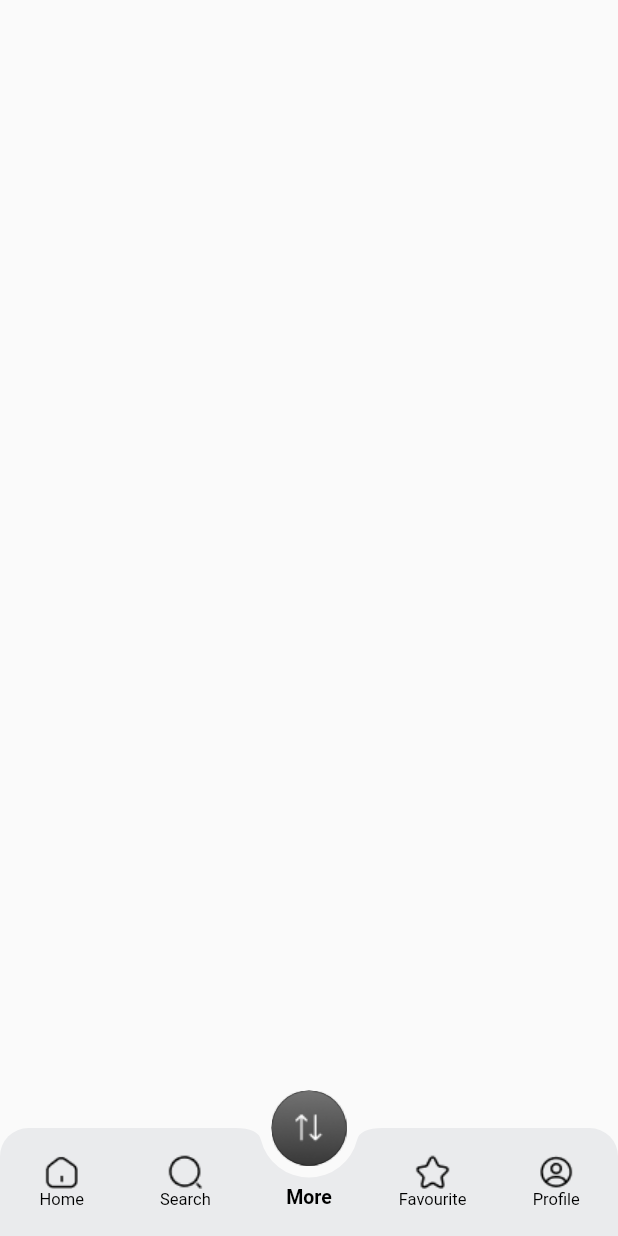
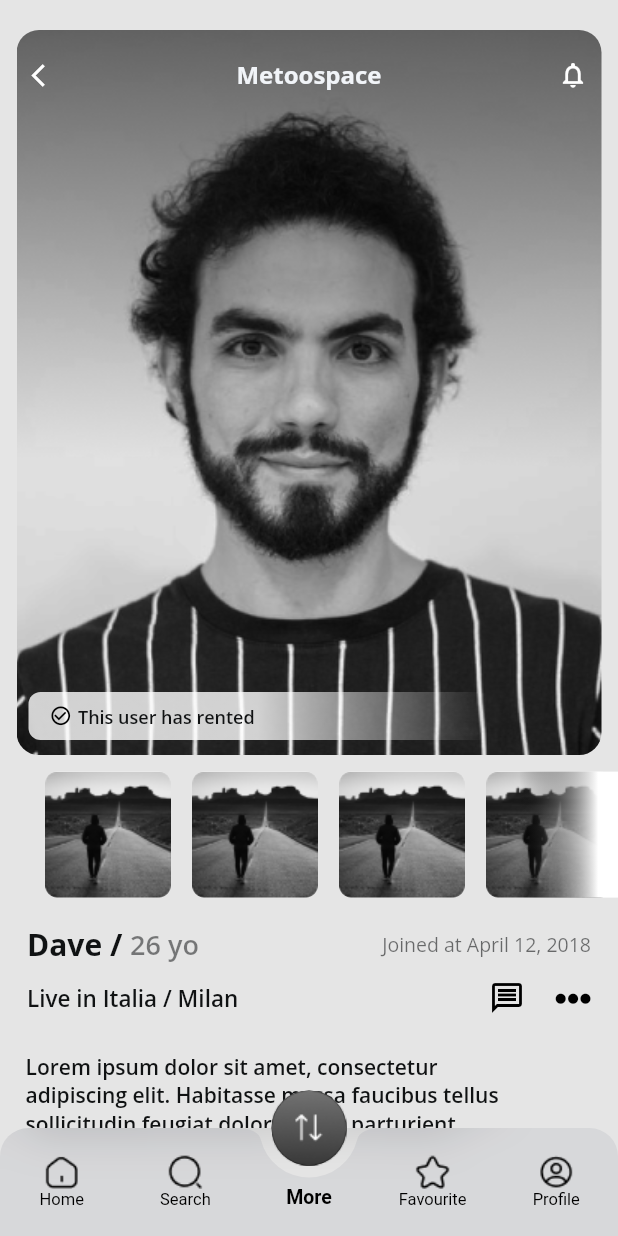
Before and after one commit to pratit989/demo, a Flutter app: the screen it shows after launch, item 4 of the bottom bar chosen, on a phone screen of 412 x 824 dp. Run offline on Flutter 3.47's test engine with Material 2 defaults, Android fonts, the light colour scheme and no system bars; our stand-ins replace font_awesome_flutter, google_fonts, smooth_page_indicator.

Commit message:
Final Commit UI

```diff
--- a/lib/main.dart
+++ b/lib/main.dart
@@ -1,6 +1,7 @@
 import 'dart:ui';
 
 import 'package:demo/hotel_hostel_room/hotel_hostel_room.dart';
+import 'package:demo/profile/profile.dart';
 import 'package:flutter/material.dart';
 import 'package:flutter_localizations/flutter_localizations.dart';
 import 'package:demo/home_page/home_page_widget.dart';
@@ -60,7 +61,7 @@ class _NavBarPageState extends State<NavBarPage> {
       'HomePage': HomePageWidget(),
       'HomePageCopy': HomePageCopyWidget(),
       'HomePageCopyCopy2': Scaffold(),
-      'HomePageCopyCopy': Scaffold(),
+      'HomePageCopyCopy': HomePageCopyCopyWidget(),
       'HomePageCopyCopyCopy': Scaffold(),
     };
     final currentIndex = tabs.keys.toList().indexOf(_currentPage);
--- /dev/null
+++ b/lib/profile/profile.dart
@@ -0,0 +1,422 @@
+import '../custom_code/custom_icon_button.dart';
+import '../custom_code/custom_theme.dart';
+import 'package:flutter/material.dart';
+import 'package:font_awesome_flutter/font_awesome_flutter.dart';
+
+class HomePageCopyCopyWidget extends StatefulWidget {
+  const HomePageCopyCopyWidget({Key key}) : super(key: key);
+
+  @override
+  _HomePageCopyCopyWidgetState createState() => _HomePageCopyCopyWidgetState();
+}
+
+class _HomePageCopyCopyWidgetState extends State<HomePageCopyCopyWidget> {
+  final scaffoldKey = GlobalKey<ScaffoldState>();
+
+  @override
+  Widget build(BuildContext context) {
+    return Scaffold(
+      key: scaffoldKey,
+      backgroundColor: Color(0xFFE5E5E5),
+      body: Padding(
+        padding: const EdgeInsets.only(top: 20.0),
+        child: SafeArea(
+          child: GestureDetector(
+            onTap: () => FocusScope.of(context).unfocus(),
+            child: SingleChildScrollView(
+              child: Column(
+                mainAxisSize: MainAxisSize.max,
+                crossAxisAlignment: CrossAxisAlignment.start,
+                children: [
+                  Container(
+                    width: MediaQuery.of(context).size.width * 10,
+                    height: MediaQuery.of(context).size.height * 0.6,
+                    decoration: BoxDecoration(),
+                    child: Stack(
+                      children: [
+                        Padding(
+                          padding: EdgeInsetsDirectional.fromSTEB(11, 0, 11, 11),
+                          child: Container(
+                            width: MediaQuery.of(context).size.width,
+                            height: MediaQuery.of(context).size.height * 0.6,
+                            decoration: BoxDecoration(
+                              image: DecorationImage(
+                                fit: BoxFit.cover,
+                                image: Image.asset(
+                                  'assets/images/Profile.png',
+                                ).image,
+                              ),
+                              borderRadius: BorderRadius.circular(15),
+                            ),
+                          ),
+                        ),
+                        Column(
+                          mainAxisSize: MainAxisSize.max,
+                          mainAxisAlignment: MainAxisAlignment.spaceBetween,
+                          crossAxisAlignment: CrossAxisAlignment.start,
+                          children: [
+                            Row(
+                              mainAxisSize: MainAxisSize.max,
+                              mainAxisAlignment: MainAxisAlignment.spaceBetween,
+                              children: [
+                                CustomIconButton(
+                                  borderColor: Colors.transparent,
+                                  borderRadius: 18,
+                                  borderWidth: 1,
+                                  buttonSize: 60,
+                                  icon: Icon(
+                                    Icons.arrow_back_ios,
+                                    color: Colors.white,
+                                    size: 18,
+                                  ),
+                                  onPressed: () {
+                                    print('IconButton pressed ...');
+                                  },
+                                ),
+                                Text(
+                                  'Metoospace',
+                                  textAlign: TextAlign.center,
+                                  style: CustomTheme.of(context)
+                                      .bodyText1
+                                      .override(
+                                    fontFamily: 'Open Sans',
+                                    color: CustomTheme.of(context)
+                                        .primaryBackground,
+                                    fontSize: 16,
+                                    fontWeight: FontWeight.bold,
+                                  ),
+                                ),
+                                CustomIconButton(
+                                  borderColor: Colors.transparent,
+                                  borderRadius: 20,
+                                  borderWidth: 1,
+                                  buttonSize: 60,
+                                  icon: Icon(
+                                    Icons.notifications_none,
+                                    color: Colors.white,
+                                    size: 20,
+                                  ),
+                                  onPressed: () {
+                                    print('IconButton pressed ...');
+                                  },
+                                ),
+                              ],
+                            ),
+                            Padding(
+                              padding:
+                              EdgeInsetsDirectional.fromSTEB(19, 0, 11, 21),
+                              child: Container(
+                                height: 32,
+                                decoration: BoxDecoration(
+                                  gradient: LinearGradient(
+                                    colors: [
+                                      Color(0x00FFFFFF),
+                                      Color(0xCBFFFFFF)
+                                    ],
+                                    stops: [0.2, 0.6],
+                                    begin: AlignmentDirectional(1, 0),
+                                    end: AlignmentDirectional(-1, 0),
+                                  ),
+                                  borderRadius: BorderRadius.circular(8),
+                                ),
+                                child: Padding(
+                                  padding:
+                                  EdgeInsetsDirectional.fromSTEB(12, 8, 0, 8),
+                                  child: Row(
+                                    mainAxisSize: MainAxisSize.max,
+                                    children: [
+                                      Padding(
+                                        padding: EdgeInsetsDirectional.fromSTEB(
+                                            2, 0, 2, 0),
+                                        child: Icon(
+                                          Icons.check_circle_outline,
+                                          color: Colors.black,
+                                          size: 15,
+                                        ),
+                                      ),
+                                      Padding(
+                                        padding: EdgeInsetsDirectional.fromSTEB(
+                                            2, 0, 0, 0),
+                                        child: Text(
+                                          'This user has rented',
+                                          style: CustomTheme.of(context)
+                                              .bodyText1
+                                              .override(
+                                            fontFamily: 'Open Sans',
+                                            fontSize: 12,
+                                          ),
+                                        ),
+                                      ),
+                                    ],
+                                  ),
+                                ),
+                              ),
+                            ),
+                          ],
+                        ),
+                      ],
+                    ),
+                  ),
+                  Container(
+                    width: MediaQuery.of(context).size.width,
+                    height: 84,
+                    decoration: BoxDecoration(
+                      color: Color(0xFFE5E5E5),
+                    ),
+                    child: Stack(
+                      alignment: AlignmentDirectional(1, 0),
+                      children: [
+                        ListView(
+                          padding: EdgeInsets.zero,
+                          shrinkWrap: true,
+                          scrollDirection: Axis.horizontal,
+                          children: [
+                            Padding(
+                              padding:
+                              EdgeInsetsDirectional.fromSTEB(10, 0, 4, 0),
+                              child: Container(
+                                width: 84,
+                                height: 84,
+                                decoration: BoxDecoration(
+                                  color: Color(0xFFEEEEEE),
+                                  image: DecorationImage(
+                                    fit: BoxFit.cover,
+                                    image: Image.asset(
+                                      'assets/images/Rectangle_65.png',
+                                    ).image,
+                                  ),
+                                  borderRadius: BorderRadius.circular(8),
+                                ),
+                              ),
+                            ),
+                            Padding(
+                              padding:
+                              EdgeInsetsDirectional.fromSTEB(10, 0, 4, 0),
+                              child: Container(
+                                width: 84,
+                                height: 84,
+                                decoration: BoxDecoration(
+                                  color: Color(0xFFEEEEEE),
+                                  image: DecorationImage(
+                                    fit: BoxFit.cover,
+                                    image: Image.asset(
+                                      'assets/images/Rectangle_65.png',
+                                    ).image,
+                                  ),
+                                  borderRadius: BorderRadius.circular(8),
+                                ),
+                              ),
+                            ),
+                            Padding(
+                              padding:
+                              EdgeInsetsDirectional.fromSTEB(10, 0, 4, 0),
+                              child: Container(
+                                width: 84,
+                                height: 84,
+                                decoration: BoxDecoration(
+                                  color: Color(0xFFEEEEEE),
+                                  image: DecorationImage(
+                                    fit: BoxFit.cover,
+                                    image: Image.asset(
+                                      'assets/images/Rectangle_65.png',
+                                    ).image,
+                                  ),
+                                  borderRadius: BorderRadius.circular(8),
+                                ),
+                              ),
+                            ),
+                            Padding(
+                              padding:
+                              EdgeInsetsDirectional.fromSTEB(10, 0, 4, 0),
+                              child: Container(
+                                width: 84,
+                                height: 84,
+                                decoration: BoxDecoration(
+                                  color: Color(0xFFEEEEEE),
+                                  image: DecorationImage(
+                                    fit: BoxFit.cover,
+                                    image: Image.asset(
+                                      'assets/images/Rectangle_65.png',
+                                    ).image,
+                                  ),
+                                  borderRadius: BorderRadius.circular(8),
+                                ),
+                              ),
+                            ),
+                          ],
+                        ),
+                        Container(
+                          width: 66,
+                          height: 89,
+                          decoration: BoxDecoration(
+                            gradient: LinearGradient(
+                              colors: [Colors.white, Colors.transparent],
+                              stops: [0.2, 1],
+                              begin: AlignmentDirectional(1, 0),
+                              end: AlignmentDirectional(-1, 0),
+                            ),
+                          ),
+                        ),
+                      ],
+                    ),
+                  ),
+                  Padding(
+                    padding: EdgeInsetsDirectional.fromSTEB(18, 18, 18, 10),
+                    child: Row(
+                      mainAxisSize: MainAxisSize.max,
+                      mainAxisAlignment: MainAxisAlignment.spaceBetween,
+                      children: [
+                        Row(
+                          mainAxisSize: MainAxisSize.max,
+                          children: [
+                            Text(
+                              'Dave / ',
+                              style:
+                              CustomTheme.of(context).bodyText1.override(
+                                fontFamily: 'Open Sans',
+                                fontSize: 20,
+                                fontWeight: FontWeight.bold,
+                              ),
+                            ),
+                            Text(
+                              '26 yo',
+                              style:
+                              CustomTheme.of(context).bodyText1.override(
+                                fontFamily: 'Open Sans',
+                                color: Color(0x87101213),
+                                fontSize: 18,
+                                fontWeight: FontWeight.w600,
+                              ),
+                            ),
+                          ],
+                        ),
+                        Text(
+                          'Joined at April 12, 2018',
+                          style: CustomTheme.of(context).bodyText1.override(
+                            fontFamily: 'Open Sans',
+                            color: Color(0x97101213),
+                            fontSize: 13,
+                            fontWeight: FontWeight.normal,
+                          ),
+                        ),
+                      ],
+                    ),
+                  ),
+                  Padding(
+                    padding: EdgeInsetsDirectional.fromSTEB(18, 0, 18, 24),
+                    child: Row(
+                      mainAxisSize: MainAxisSize.max,
+                      mainAxisAlignment: MainAxisAlignment.spaceBetween,
+                      children: [
+                        Text(
+                          'Live in Italia / Milan',
+                          style: CustomTheme.of(context).bodyText1.override(
+                            fontFamily: 'Open Sans',
+                            fontSize: 15,
+                            fontWeight: FontWeight.w600,
+                          ),
+                        ),
+                        Row(
+                          mainAxisSize: MainAxisSize.max,
+                          children: [
+                            Padding(
+                              padding:
+                              EdgeInsetsDirectional.fromSTEB(0, 0, 20, 0),
+                              child: Icon(
+                                Icons.message_outlined,
+                                color: Colors.black,
+                                size: 24,
+                              ),
+                            ),
+                            FaIcon(
+                              FontAwesomeIcons.ellipsisH,
+                              color: Colors.black,
+                              size: 24,
+                            ),
+                          ],
+                        ),
+                      ],
+                    ),
+                  ),
+                  Padding(
+                    padding: EdgeInsetsDirectional.fromSTEB(17, 0, 0, 33),
+                    child: Container(
+                      width: 335,
+                      height: MediaQuery.of(context).size.width*1,
+                      decoration: BoxDecoration(),
+                      child: Stack(
+                        alignment: Alignment.topCenter,
+                        children: [
+                          Text(
+                            'Lorem ipsum dolor sit amet, consectetur adipiscing elit. Habitasse massa faucibus tellus sollicitudin feugiat dolor et quis parturient. Ullamcorper ut habitant eu elementum nullam est, senectus sit. Adipiscing ornare at ornare curabitur. Bibendum ornare nulla ac in tincidunt mauris sed ultrices. Scelerisque urna viverra adipiscing dui bibendum aliquam, purus diam. Pharetra gravida pellentesque ante amet, cras felis nibh consectetur. Non morbi porta dis dui dapibus. Consectetur accumsan eget nunc accumsan ridiculus nunc nec. Tellus et maecenas tincidunt aliquam, egestas sit euismod sagittis aenean. Eros sed adipiscing sed mollis ultrices lacus interdum egestas nulla. Turpis sapien hendrerit duis tellus in',
+                            style: CustomTheme.of(context).bodyText1,
+                          ),
+                          Column(
+                            mainAxisSize: MainAxisSize.max,
+                            mainAxisAlignment: MainAxisAlignment.end,
+                            children: [
+                              Material(
+                                color: Colors.transparent,
+                                elevation: 0,
+                                child: Container(
+                                  width: 334,
+                                  height: 110,
+                                  decoration: BoxDecoration(
+                                    gradient: LinearGradient(
+                                      colors: [
+                                        Color(0x00FFFFFF),
+                                        Color(0xFFE5E5E5)
+                                      ],
+                                      stops: [0, 1],
+                                      begin: AlignmentDirectional(0, -1),
+                                      end: AlignmentDirectional(0, 1),
+                                    ),
+                                  ),
+                                ),
+                              ),
+                              Text(
+                                'read more',
+                                style: CustomTheme.of(context)
+                                    .bodyText1
+                                    .override(
+                                  fontFamily: 'Open Sans',
+                                  fontSize: 13,
+                                ),
+                              ),
+                            ],
+                          ),
+                        ],
+                      ),
+                    ),
+                  ),
+                  Row(
+                    mainAxisSize: MainAxisSize.max,
+                    mainAxisAlignment: MainAxisAlignment.center,
+                    children: [
+                      Text(
+                        'Dave’s ',
+                        style: CustomTheme.of(context).bodyText1.override(
+                          fontFamily: 'Open Sans',
+                          fontSize: 29,
+                          fontWeight: FontWeight.bold,
+                        ),
+                      ),
+                      Text(
+                        'Adventures',
+                        style: CustomTheme.of(context).bodyText1.override(
+                          fontFamily: 'Open Sans',
+                          fontSize: 29,
+                          fontWeight: FontWeight.normal,
+                        ),
+                      ),
+                    ],
+                  ),
+                ],
+              ),
+            ),
+          ),
+        ),
+      ),
+    );
+  }
+}
```
Also changed, not shown: assets/images/Hotel.png (added), assets/images/Newyork.png (added), assets/images/Profile.png (added), assets/images/Rectangle_53.png (added), assets/images/Rectangle_65.png (added), assets/images/Save_(1).png (added).
